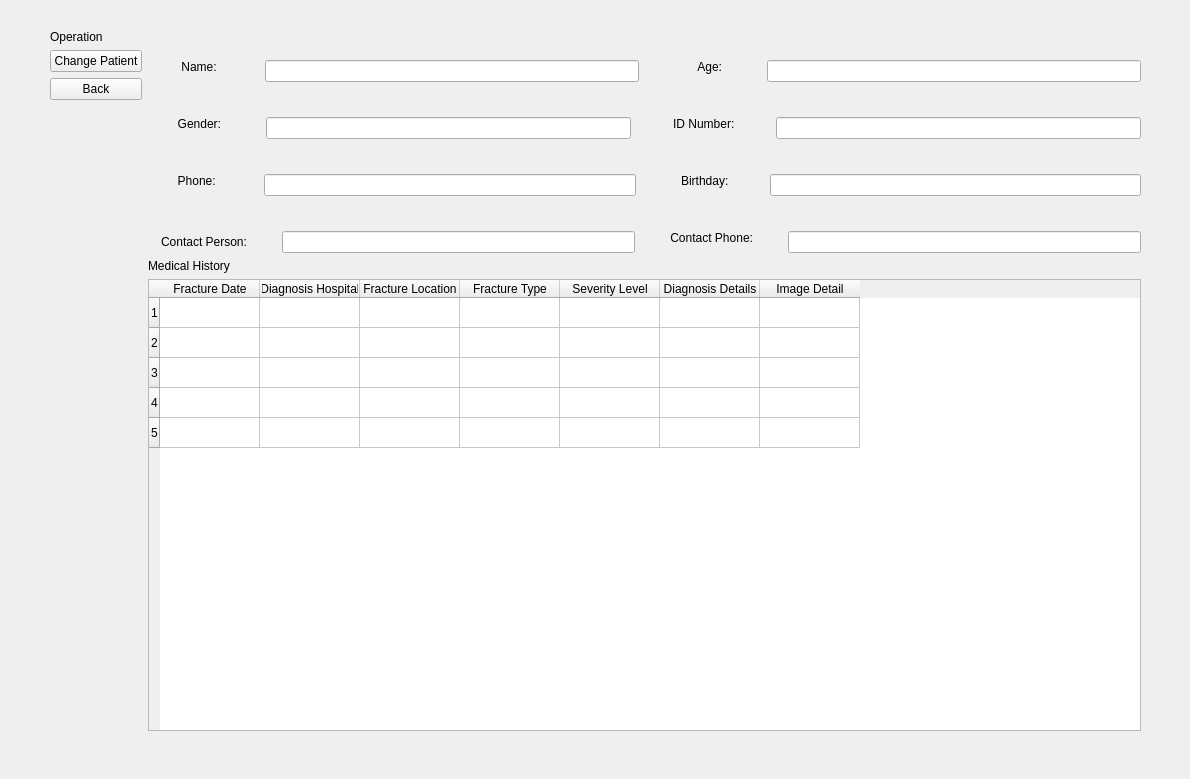
Old version of the form system/ui/patient_message.ui in the repository MarkXuJQ/Pelvis-Fracture-Image-Segmentation.
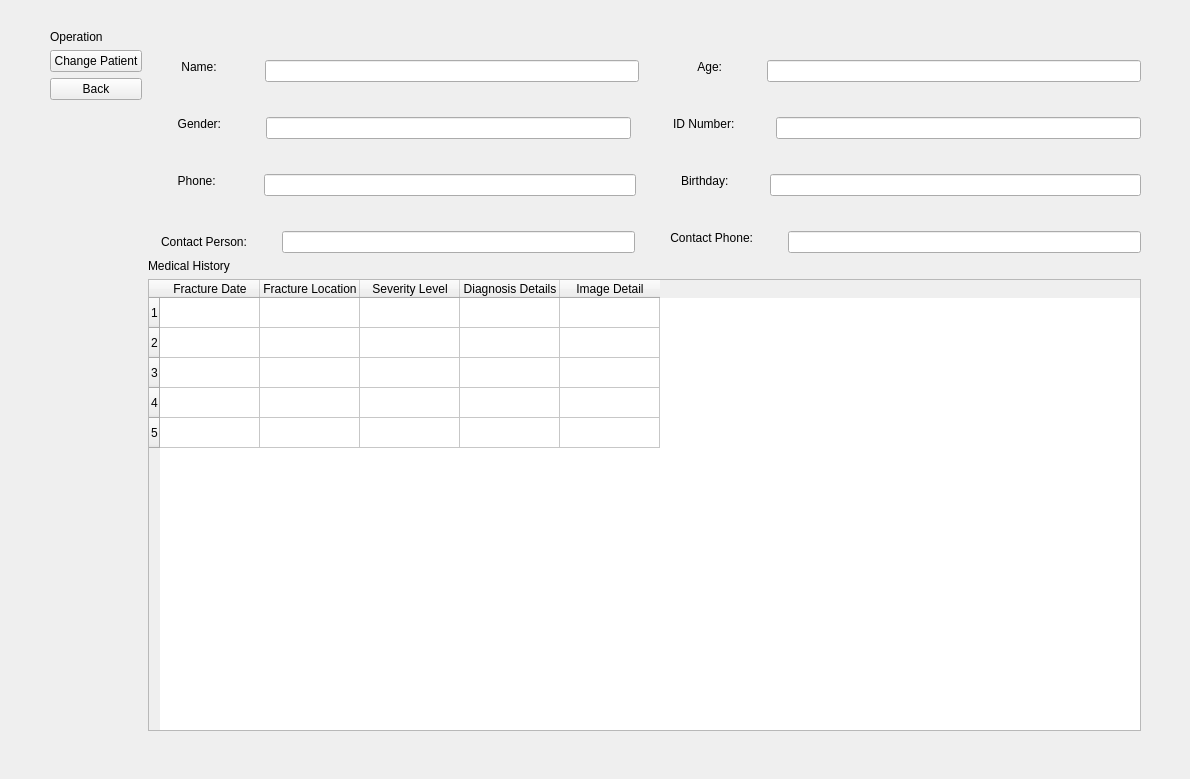
New version of the form.

```diff
--- a/system/ui/patient_message.ui
+++ b/system/ui/patient_message.ui
@@ -235,7 +235,7 @@
          <number>5</number>
         </property>
         <property name="columnCount">
-         <number>7</number>
+         <number>5</number>
         </property>
         <row/>
         <row/>
@@ -247,21 +247,11 @@
           <string>Fracture Date</string>
          </property>
         </column>
-        <column>
-         <property name="text">
-          <string>Diagnosis Hospital</string>
-         </property>
-        </column>
         <column>
          <property name="text">
           <string>Fracture Location</string>
          </property>
         </column>
-        <column>
-         <property name="text">
-          <string>Fracture Type</string>
-         </property>
-        </column>
         <column>
          <property name="text">
           <string>Severity Level</string>
```
